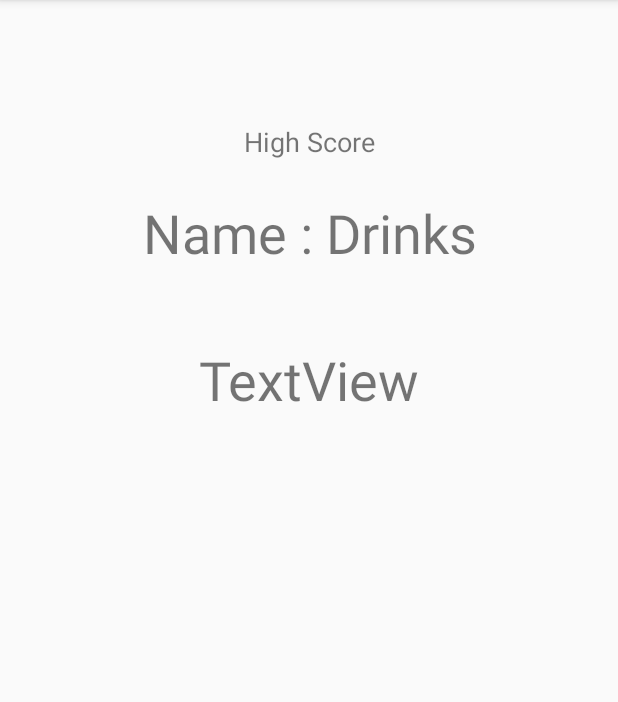
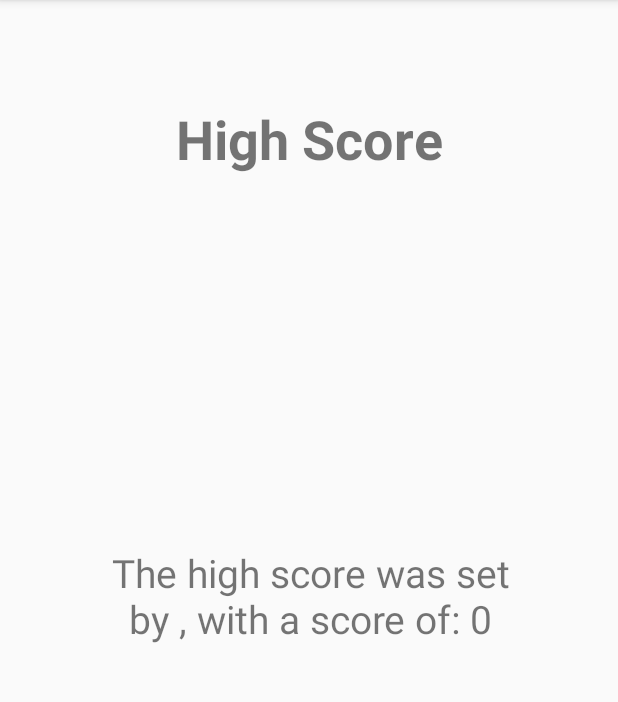
Before and after one commit to ryanszczecinski/Beer_Me, an Android app: the stat_class screen opened directly, with no data from a screen before it, on a phone screen of 412 x 824 dp, the part 84-786 px from its top. Run offline under Robolectric (Android 15) with nearby library versions, the phone set to English and light mode, and no system bars.

Commit message:
added in a high score

```diff
--- a/app/src/main/java/com/beerme/beer_me/MainActivity.java
+++ b/app/src/main/java/com/beerme/beer_me/MainActivity.java
@@ -98,6 +98,7 @@ public class MainActivity extends AppCompatActivity {
                         weightString = weight.getText().toString();
                 }
 
+                drinking_class.userName = nameString;
                 weightInteger = Integer.parseInt(weightString);
                 drinking_class._weight = weightInteger;
                 boolean maleChecked = checkBoxMale.isChecked();
--- a/app/src/main/java/com/beerme/beer_me/drinking_class.java
+++ b/app/src/main/java/com/beerme/beer_me/drinking_class.java
@@ -4,7 +4,9 @@ import android.app.Activity;
 import android.app.Notification;
 import android.app.NotificationManager;
 import android.app.PendingIntent;
+import android.content.Context;
 import android.content.Intent;
+import android.content.SharedPreferences;
 import android.os.Bundle;
 import android.support.v7.app.AppCompatActivity;
 import android.view.View;
@@ -26,7 +28,7 @@ import java.util.TimerTask;
 public class drinking_class extends AppCompatActivity {
     int _easterEgg;
     TextView _textView;
-    int _drinks;
+    static int _drinks;
     TextView _timer;
     int _sec;
     double _currentBAC;
@@ -39,6 +41,7 @@ public class drinking_class extends AppCompatActivity {
     Button _ls;
     NotificationManager nm;
     static final int uniqueID = 123 ;
+    static String userName;
 
 
     @Override
@@ -176,19 +179,20 @@ public class drinking_class extends AppCompatActivity {
         //  _startTime
 
     }
-    public void end (View v){
+    public void end (View v) {
         _min = 0;
         _sec = 0;
         _hours = 0;
         _t.cancel();
-        View start = (Button)findViewById(R.id.button2);
-        View passOut = (Button)findViewById(R.id.button7);
+        View start = (Button) findViewById(R.id.button2);
+        View passOut = (Button) findViewById(R.id.button7);
         start.setVisibility(View.VISIBLE);
         passOut.setVisibility(View.GONE);
-        View beerMe = (Button)findViewById(R.id.button4);
-        View crap = (Button)findViewById(R.id.crap);
+        View beerMe = (Button) findViewById(R.id.button4);
+        View crap = (Button) findViewById(R.id.crap);
         beerMe.setEnabled(false);
         crap.setEnabled(false);
+
 
 
     }
--- a/app/src/main/java/com/beerme/beer_me/stat_class.java
+++ b/app/src/main/java/com/beerme/beer_me/stat_class.java
@@ -1,9 +1,12 @@
 package com.beerme.beer_me;
 
+import android.content.Context;
+import android.content.SharedPreferences;
 import android.os.Bundle;
 import android.os.PersistableBundle;
 import android.support.annotation.Nullable;
 import android.support.v7.app.AppCompatActivity;
+import android.widget.TextView;
 
 /**
  * Created by kevvd on 11/5/2017.
@@ -14,5 +17,27 @@ public class stat_class extends AppCompatActivity{
     protected void onCreate(@Nullable Bundle savedInstanceState) {
         super.onCreate(savedInstanceState);
         setContentView(R.layout.stat_page);
-    }
+
+        SharedPreferences prefs = this.getSharedPreferences("highScore", Context.MODE_PRIVATE);
+        int hiScore = prefs.getInt("highScore0", 0);
+        String recordHolder = prefs.getString("userHigh", "");
+        TextView score = (TextView) findViewById(R.id.updatedScore);
+        score.setText("The high score was set by "+ recordHolder + ", with a score of: " + hiScore);
+        System.out.println(hiScore);
+        System.out.println(drinking_class.userName);
+
+        if (drinking_class._drinks > hiScore) {
+            SharedPreferences.Editor editor = prefs.edit();
+            editor.putInt("highScore0", drinking_class._drinks);
+            editor.putString("userHigh", drinking_class.userName);
+            editor.commit();
+            score.setText("Congratulations, " + drinking_class.userName + "! You have broken the record by drinking " + drinking_class._drinks + " beers!");
+        }
+
+        }
+
+
+
+
+
 }
--- a/app/src/main/res/layout/stat_page.xml
+++ b/app/src/main/res/layout/stat_page.xml
@@ -7,38 +7,21 @@
     android:layout_height="match_parent">
 
     <TextView
-        android:id="@+id/textView4"
-        android:layout_width="wrap_content"
-        android:layout_height="wrap_content"
+        android:id="@+id/updatedScore"
+        android:layout_width="285dp"
+        android:layout_height="396dp"
         android:layout_marginBottom="8dp"
         android:layout_marginEnd="8dp"
         android:layout_marginStart="8dp"
         android:layout_marginTop="8dp"
-        android:text="Name : Drinks"
         android:textAlignment="center"
-        android:textSize="36sp"
+        android:textSize="26sp"
         app:layout_constraintBottom_toBottomOf="parent"
         app:layout_constraintEnd_toEndOf="parent"
-        app:layout_constraintHorizontal_bias="0.504"
+        app:layout_constraintHorizontal_bias="0.508"
         app:layout_constraintStart_toStartOf="parent"
         app:layout_constraintTop_toTopOf="parent"
-        app:layout_constraintVertical_bias="0.174" />
-
-    <TextView
-        android:id="@+id/updatedScore"
-        android:layout_width="wrap_content"
-        android:layout_height="45dp"
-        android:layout_marginBottom="8dp"
-        android:layout_marginEnd="8dp"
-        android:layout_marginStart="8dp"
-        android:layout_marginTop="8dp"
-        android:text="TextView"
-        android:textSize="36sp"
-        app:layout_constraintBottom_toBottomOf="parent"
-        app:layout_constraintEnd_toEndOf="parent"
-        app:layout_constraintStart_toStartOf="parent"
-        app:layout_constraintTop_toBottomOf="@+id/textView4"
-        app:layout_constraintVertical_bias="0.079" />
+        app:layout_constraintVertical_bias="1.0" />
 
     <TextView
         android:id="@+id/textView6"
@@ -50,11 +33,11 @@
         android:layout_marginTop="8dp"
         android:text="High Score"
         android:textAlignment="center"
-        android:textSize="18sp"
-        app:layout_constraintBottom_toTopOf="@+id/textView4"
+        android:textSize="36sp"
+        android:textStyle="bold"
+        app:layout_constraintBottom_toBottomOf="@+id/updatedScore"
         app:layout_constraintEnd_toEndOf="parent"
-        app:layout_constraintHorizontal_bias="0.501"
         app:layout_constraintStart_toStartOf="parent"
         app:layout_constraintTop_toTopOf="parent"
-        app:layout_constraintVertical_bias="0.822" />
+        app:layout_constraintVertical_bias="0.086" />
 </android.support.constraint.ConstraintLayout>
```
